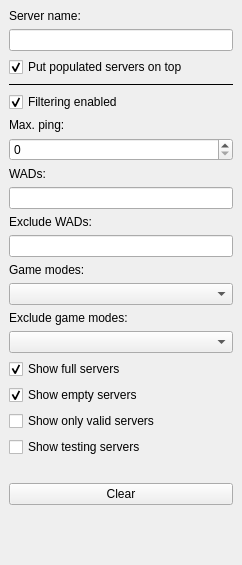
DoomseekerTeam/Doomseeker, file src/core/gui/serverfilterdock.ui: the form before one commit.
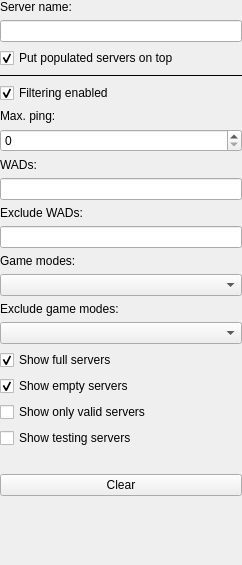
The form after the commit. Icons and pictures are not drawn. Custom widgets are drawn as their Qt base class.

Commit message: Remove padding in the dockable widgets (#3676)

```diff
--- a/src/core/gui/serverfilterdock.ui
+++ b/src/core/gui/serverfilterdock.ui
@@ -21,6 +21,18 @@
   </property>
   <widget class="QWidget" name="dockWidgetContents">
    <layout class="QVBoxLayout" name="verticalLayout_2">
+    <property name="leftMargin">
+     <number>0</number>
+    </property>
+    <property name="topMargin">
+     <number>0</number>
+    </property>
+    <property name="rightMargin">
+     <number>0</number>
+    </property>
+    <property name="bottomMargin">
+     <number>0</number>
+    </property>
     <item>
      <widget class="QLabel" name="label">
       <property name="text">
```
The commit also changes 7 other files.
